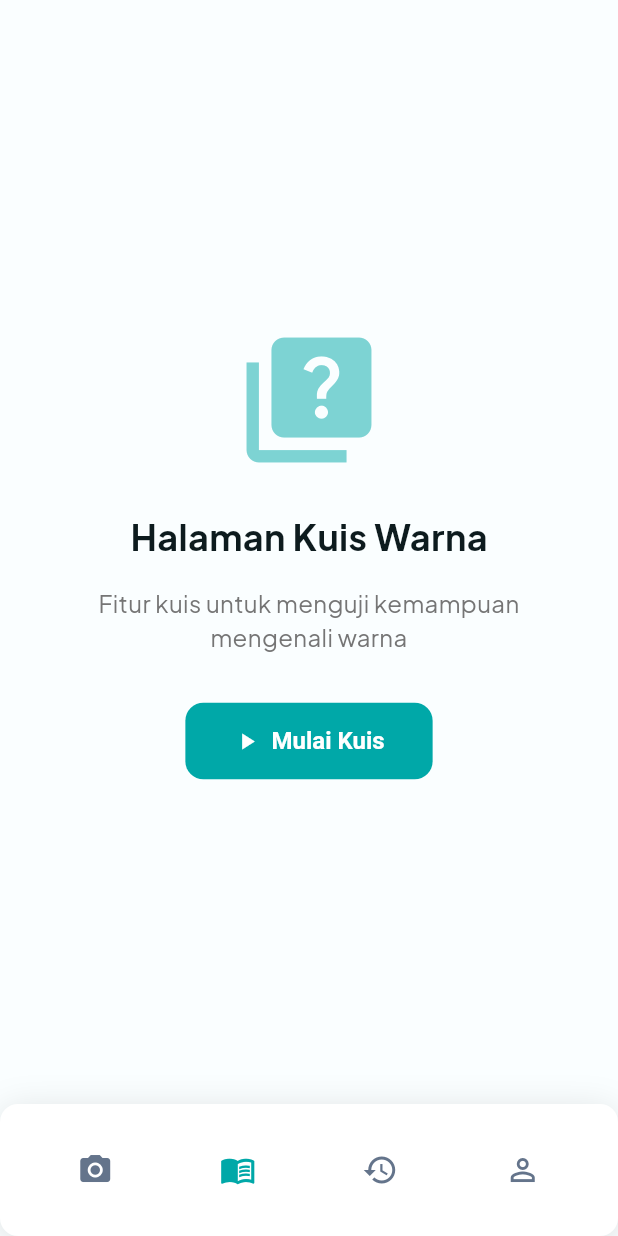
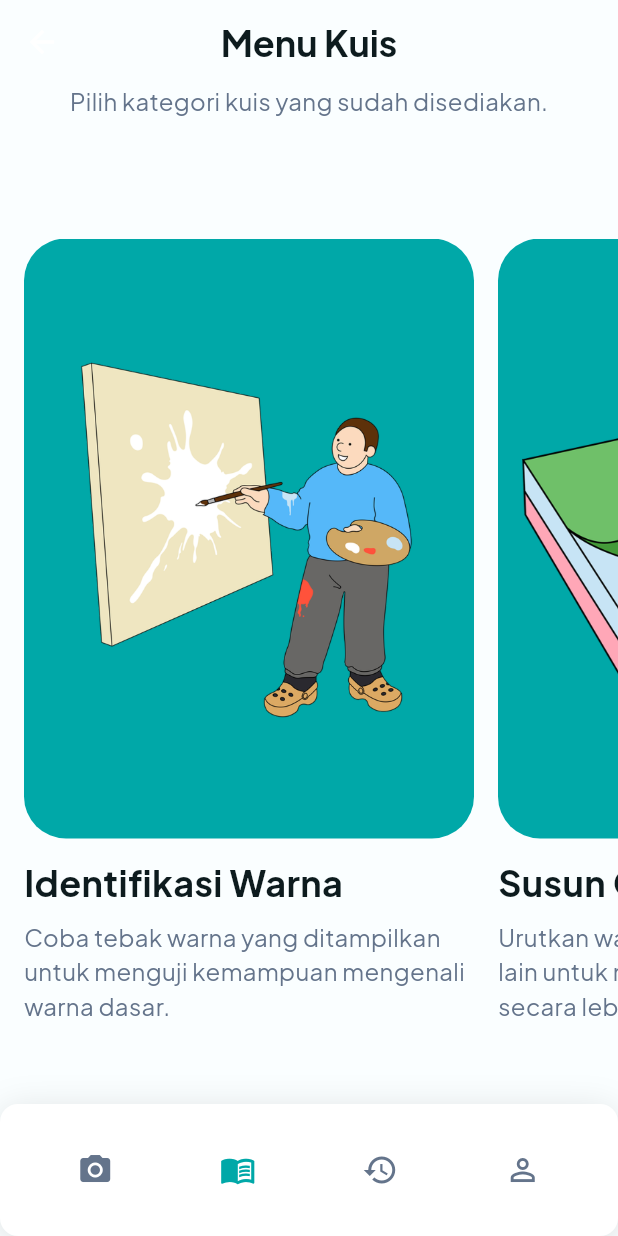
Before and after one commit to ffromme/Colornt, a Flutter app: the MainPage screen opened by its route, item 2 of the bottom bar chosen, on a phone screen of 412 x 824 dp. Run offline on Flutter 3.47's test engine with Material 3 defaults, Android fonts, the phone set to English and light mode, and no system bars; our stand-ins replace firebase_auth, firebase_core, flutter_dotenv, google_generative_ai, hexcolor, image_picker; accounts and stored records are empty; generated files the repository leaves out were written again; project files that could hold a hidden picture were left out.

Commit message:
feat: Menu Kuis

```diff
--- /dev/null
+++ b/lib/core/widgets/card_kategori_kuis.dart
@@ -0,0 +1,56 @@
+import 'package:appbutawarna/core/theme/app_theme.dart';
+import 'package:flutter/material.dart';
+
+class CardKategoriKuis extends StatelessWidget {
+  final String title;
+  final String description;
+  final String image;
+
+  const CardKategoriKuis({
+    super.key,
+    required this.title,
+    required this.description,
+    required this.image,
+  });
+
+  @override
+  Widget build(BuildContext context) {
+    return Column(
+      crossAxisAlignment: CrossAxisAlignment.start,
+      children: [
+        GestureDetector(
+          onTap: () {},
+          child: Container(
+            padding: EdgeInsets.all(16),
+            width: 300,
+            height: 400,
+            decoration: BoxDecoration(
+              color: AppTheme.primaryColor,
+              borderRadius: BorderRadius.circular(28),
+            ),
+            child: Image.asset(
+                image,
+            ),
+          ),
+        ),
+        const SizedBox(height: 12,),
+        Text(
+          title,
+          style: TextStyle(
+            color: AppTheme.textPrimary,
+            fontWeight: FontWeight.bold,
+            fontSize: 24,
+          ),
+        ),
+        const SizedBox(height: 8,),
+        Text(
+          description,
+          style: TextStyle(
+            color: AppTheme.textSecondary,
+            fontSize: 16,
+          ),
+        )
+      ],
+    );
+  }
+}
--- a/lib/features/kuisWarna/kuis_warna.dart
+++ /dev/null
@@ -1,68 +0,0 @@
-import 'package:appbutawarna/core/theme/app_theme.dart';
-import 'package:flutter/material.dart';
-
-class KuisWarnaPage extends StatelessWidget {
-  const KuisWarnaPage({super.key});
-
-  @override
-  Widget build(BuildContext context) {
-    return Scaffold(
-      body: SafeArea(
-        child: Center(
-          child: Padding(
-            padding: const EdgeInsets.all(32.0),
-            child: Column(
-              mainAxisAlignment: MainAxisAlignment.center,
-              children: [
-                Icon(
-                  Icons.quiz,
-                  size: 100,
-                  color: AppTheme.primaryColor.withOpacity(0.5),
-                ),
-                const SizedBox(height: 24),
-                const Text(
-                  'Halaman Kuis Warna',
-                  style: TextStyle(
-                    fontSize: 24,
-                    fontWeight: FontWeight.bold,
-                  ),
-                ),
-                const SizedBox(height: 16),
-                Text(
-                  'Fitur kuis untuk menguji kemampuan mengenali warna',
-                  textAlign: TextAlign.center,
-                  style: TextStyle(
-                    fontSize: 16,
-                    color: Colors.grey[600],
-                  ),
-                ),
-                const SizedBox(height: 32),
-                ElevatedButton.icon(
-                  onPressed: () {
-                  },
-                  icon: const Icon(Icons.play_arrow),
-                  label: const Text('Mulai Kuis'),
-                  style: ElevatedButton.styleFrom(
-                    backgroundColor: AppTheme.primaryColor,
-                    foregroundColor: Colors.white,
-                    padding: const EdgeInsets.symmetric(
-                      horizontal: 32,
-                      vertical: 16,
-                    ),
-                    textStyle: const TextStyle(
-                      fontSize: 16,
-                      fontWeight: FontWeight.bold,
-                    ),
-                    shape: RoundedRectangleBorder(
-                      borderRadius: BorderRadius.circular(12),
-                    ),
-                  ),
-                ),
-              ],
-            ),
-          ),
-        ),
-      ),
-    );
-  }
-}
--- /dev/null
+++ b/lib/features/kuisWarna/menu_kuis.dart
@@ -0,0 +1,69 @@
+import 'package:appbutawarna/core/theme/app_theme.dart';
+import 'package:appbutawarna/core/widgets/card_kategori_kuis.dart';
+import 'package:flutter/material.dart';
+import 'package:flutter/rendering.dart';
+
+class MenuKuis extends StatelessWidget {
+  const MenuKuis({super.key});
+
+  @override
+  Widget build(BuildContext context) {
+    return Scaffold(
+      backgroundColor: AppTheme.backgroundColor,
+      appBar: AppBar(
+        title: Text(
+          'Menu Kuis',
+          style: TextStyle(
+            color: AppTheme.textPrimary,
+            fontWeight: FontWeight.bold,
+            fontSize: 24,
+          ),
+        ),
+        backgroundColor: AppTheme.backgroundColor,
+      ),
+      body: Center(
+        child: Column(
+          mainAxisAlignment: MainAxisAlignment.start,
+          children: [
+            Text(
+              'Pilih kategori kuis yang sudah disediakan.',
+              style: TextStyle(
+                color: AppTheme.textSecondary,
+                fontSize: 16,
+              ),
+            ),
+            const SizedBox(height: 80,),
+            SingleChildScrollView(
+              scrollDirection: Axis.horizontal,
+              child: Padding(
+                padding: const EdgeInsets.symmetric(horizontal: 16),
+                child: Row(
+                  crossAxisAlignment: CrossAxisAlignment.start,
+                  children: [
+                    CardKategoriKuis(
+                        title: "Identifikasi Warna",
+                        description: "Coba tebak warna yang ditampilkan \nuntuk menguji kemampuan mengenali \nwarna dasar.",
+                        image: 'assets/images/kuis1.png'
+                    ),
+                    const SizedBox(width: 16,),
+                    CardKategoriKuis(
+                        title: "Susun Gradasi Warna",
+                        description: "Urutkan warna dari satu warna ke warna \nlain untuk mendeteksi pola buta warna \nsecara lebih akurat.",
+                        image: 'assets/images/kuis2.png'
+                    ),
+                    const SizedBox(width: 16,),
+                    CardKategoriKuis(
+                        title: "Cari yang Berbeda",
+                        description: "Temukan warna yang berbeda di antara \nwarna-warna mirip untuk menguji \nsensitivitas penglihatan warna.",
+                        image: 'assets/images/kuis3.png'
+                    ),
+                  ],
+                ),
+              ),
+            )
+          ],
+        ),
+      ),
+    );
+  }
+}
--- a/lib/features/main_page.dart
+++ b/lib/features/main_page.dart
@@ -1,6 +1,6 @@
 import 'package:appbutawarna/core/widgets/bottom_navbar.dart';
 import 'package:appbutawarna/features/analisisWarna/analisis_warna.dart';
-import 'package:appbutawarna/features/kuisWarna/kuis_warna.dart';
+import 'package:appbutawarna/features/kuisWarna/menu_kuis.dart';
 import 'package:appbutawarna/features/profile/profile_page.dart';
 import 'package:appbutawarna/features/riwayat/menu_riwayat.dart';
 import 'package:flutter/material.dart';
@@ -17,7 +17,7 @@ class _HomePageState extends State<MainPage> {
 
   final pages = const [
     AnalisisWarnaPage(),
-    KuisWarnaPage(),
+    MenuKuis(),
     MenuRiwayat(),
     ProfilePage(),
   ];
```
Also changed, not shown: assets/images/kuis1.png (added), assets/images/kuis2.png (added), assets/images/kuis3.png (added).
